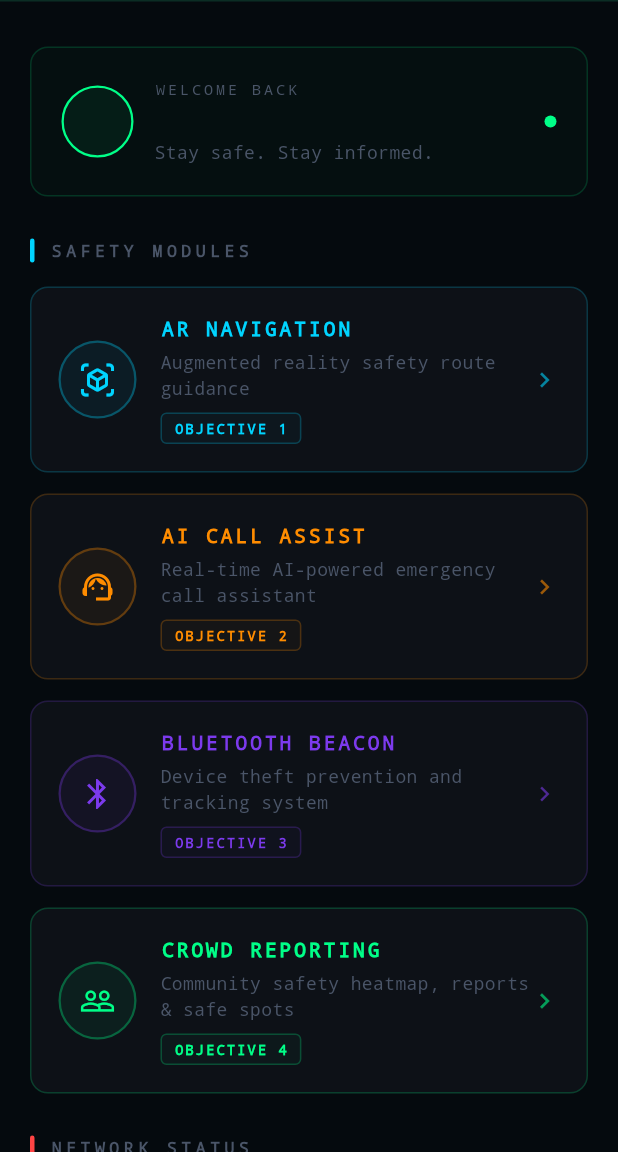
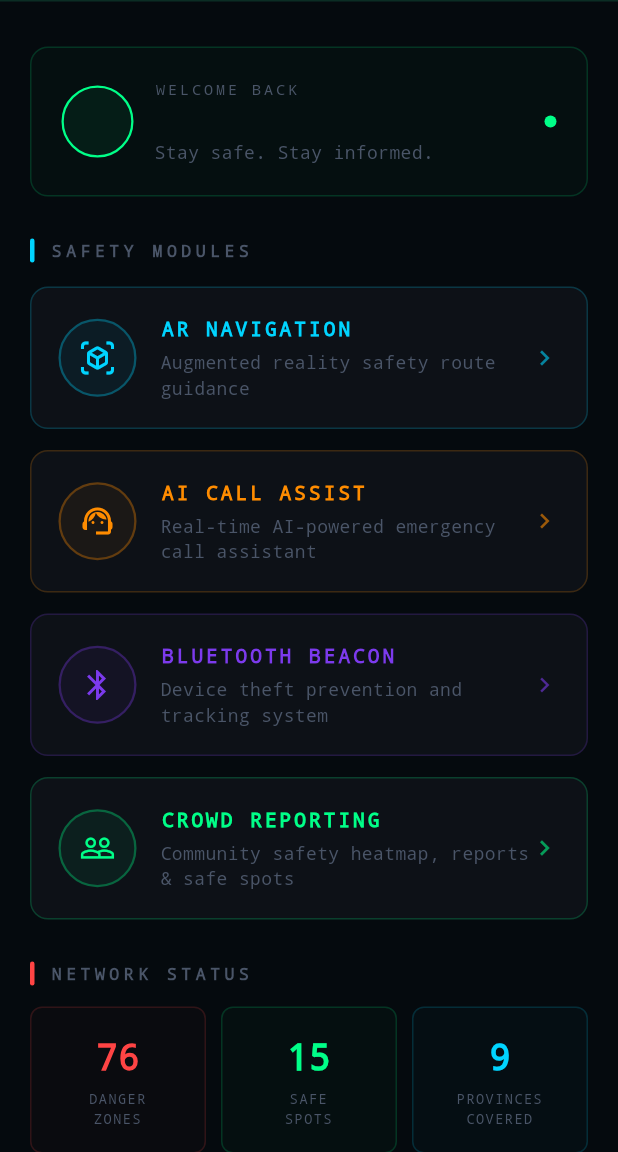
Before and after one commit to dulsanja9692/SafeRouteLK, a Flutter app: the screen it shows once a user with an empty profile is signed in, on a phone screen of 412 x 824 dp, the part 84-1236 px from its top. Run offline on Flutter 3.47's test engine with Material 3 defaults, Android fonts, the phone set to English and light mode, and no system bars; our stand-ins replace audioplayers, cloud_firestore, firebase_auth, firebase_core, flutter_blue_plus, flutter_map and 2 more; accounts and stored records are empty; generated files the repository leaves out were written again.

Commit message:
Remove objective tags from home screen buttons

```diff
--- a/lib/screens/home_screen.dart
+++ b/lib/screens/home_screen.dart
@@ -124,7 +124,6 @@ class HomeScreen extends StatelessWidget {
               title: 'AR NAVIGATION',
               subtitle: 'Augmented reality safety route guidance',
               accentColor: const Color(0xFF00D4FF),
-              stats: 'OBJECTIVE 1',
               onTap: () async {
                   try {
                     const channel = MethodChannel('com.saferoute.lk/app_launcher');
@@ -153,7 +152,6 @@ class HomeScreen extends StatelessWidget {
               title: 'AI CALL ASSIST',
               subtitle: 'Real-time AI-powered emergency call assistant',
               accentColor: const Color(0xFFFF8C00),
-              stats: 'OBJECTIVE 2',
               onTap: () {
                 ScaffoldMessenger.of(context).showSnackBar(
                   SnackBar(
@@ -175,7 +173,6 @@ class HomeScreen extends StatelessWidget {
               title: 'BLUETOOTH BEACON',
               subtitle: 'Device theft prevention and tracking system',
               accentColor: const Color(0xFF7C3AED),
-              stats: 'OBJECTIVE 3',
               onTap: () => Navigator.push(
                 context,
                 MaterialPageRoute(builder: (_) => const BluetoothBeaconScreen()),
@@ -187,7 +184,6 @@ class HomeScreen extends StatelessWidget {
               title: 'CROWD REPORTING',
               subtitle: 'Community safety heatmap, reports & safe spots',
               accentColor: const Color(0xFF00FF88),
-              stats: 'OBJECTIVE 4',
               onTap: () => Navigator.push(
                 context,
                 MaterialPageRoute(builder: (_) => const _CrowdReportingNav()),
@@ -228,14 +224,12 @@ class _FeatureCard extends StatelessWidget {
   final String title;
   final String subtitle;
   final Color accentColor;
-  final String stats;
   final VoidCallback onTap;
   const _FeatureCard({
     required this.icon,
     required this.title,
     required this.subtitle,
     required this.accentColor,
-    required this.stats,
     required this.onTap,
   });
 
@@ -268,16 +262,6 @@ class _FeatureCard extends StatelessWidget {
               Text(title, style: TextStyle(color: accentColor, fontSize: 13, fontWeight: FontWeight.bold, letterSpacing: 2)),
               const SizedBox(height: 4),
               Text(subtitle, style: const TextStyle(color: Color(0xFF4A5568), fontSize: 12)),
-              const SizedBox(height: 8),
-              Container(
-                padding: const EdgeInsets.symmetric(horizontal: 8, vertical: 3),
-                decoration: BoxDecoration(
-                  border: Border.all(color: accentColor.withAlpha(60)),
-                  borderRadius: BorderRadius.circular(4),
-                  color: accentColor.withAlpha(8),
-                ),
-                child: Text(stats, style: TextStyle(color: accentColor, fontSize: 9, letterSpacing: 1.5, fontWeight: FontWeight.bold)),
-              ),
             ],
           )),
           Icon(Icons.chevron_right, color: accentColor.withAlpha(150), size: 20),
```
